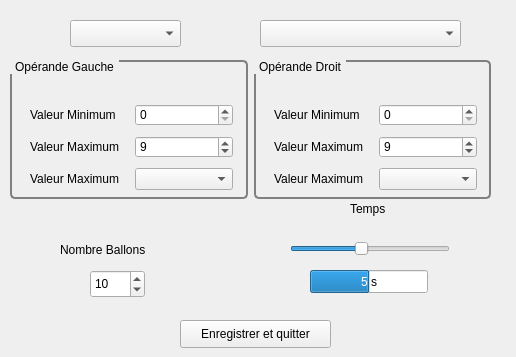
The window that editeur.ui (Txikilinux/leterrier-calculment) describes before a commit, drawn with Qt 5.
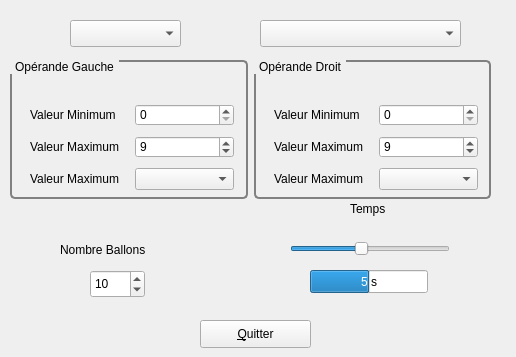
The same window after the commit.

Commit message: QPushButton renommé dans l'éditeur. Fonctionnalité #954 poussée sous le tapis :-((

```diff
--- a/editeur.ui
+++ b/editeur.ui
@@ -83,7 +83,7 @@
         <rect>
          <x>20</x>
          <y>40</y>
-         <width>203</width>
+         <width>204</width>
          <height>97</height>
         </rect>
        </property>
@@ -158,7 +158,7 @@
         <rect>
          <x>20</x>
          <y>40</y>
-         <width>203</width>
+         <width>204</width>
          <height>97</height>
         </rect>
        </property>
@@ -254,14 +254,14 @@
   <widget class="QPushButton" name="btnQuitter">
    <property name="geometry">
     <rect>
-     <x>180</x>
+     <x>200</x>
      <y>320</y>
-     <width>151</width>
+     <width>111</width>
      <height>28</height>
     </rect>
    </property>
    <property name="text">
-    <string>Enregistrer et quitter</string>
+    <string>&amp;Quitter</string>
    </property>
   </widget>
   <widget class="QComboBox" name="cbOperation">
```
